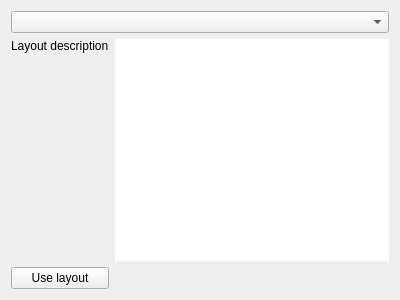
Old version of the form src/widgets/layoutwidget.ui in the repository pbek/QOwnNotes.
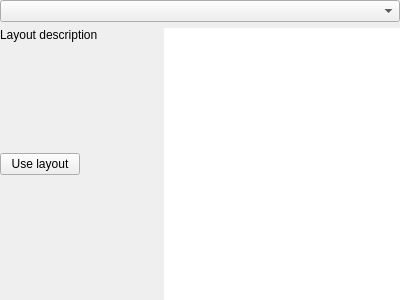
New version of the form. Icons and pictures are not drawn.

Commit message: #1069, more layout settings implementation

Diff of the .ui file:
```diff
--- a/src/widgets/layoutwidget.ui
+++ b/src/widgets/layoutwidget.ui
@@ -14,11 +14,45 @@
    <string notr="true"/>
   </property>
   <layout class="QGridLayout" name="gridLayout">
+   <property name="leftMargin">
+    <number>0</number>
+   </property>
+   <property name="topMargin">
+    <number>0</number>
+   </property>
+   <property name="rightMargin">
+    <number>0</number>
+   </property>
+   <property name="bottomMargin">
+    <number>0</number>
+   </property>
    <item row="0" column="0" colspan="2">
     <widget class="QComboBox" name="layoutComboBox"/>
    </item>
+   <item row="1" column="1" rowspan="3">
+    <widget class="QGraphicsView" name="layoutGraphicsView">
+     <property name="sizePolicy">
+      <sizepolicy hsizetype="Expanding" vsizetype="Expanding">
+       <horstretch>3</horstretch>
+       <verstretch>0</verstretch>
+      </sizepolicy>
+     </property>
+     <property name="styleSheet">
+      <string notr="true"/>
+     </property>
+     <property name="frameShape">
+      <enum>QFrame::NoFrame</enum>
+     </property>
+    </widget>
+   </item>
    <item row="1" column="0">
     <widget class="QLabel" name="layoutDescriptionLabel">
+     <property name="sizePolicy">
+      <sizepolicy hsizetype="Preferred" vsizetype="Preferred">
+       <horstretch>2</horstretch>
+       <verstretch>0</verstretch>
+      </sizepolicy>
+     </property>
      <property name="text">
       <string notr="true">Layout description</string>
      </property>
@@ -33,21 +67,55 @@
      </property>
     </widget>
    </item>
-   <item row="1" column="1">
-    <widget class="QGraphicsView" name="layoutGraphicsView">
-     <property name="styleSheet">
-      <string notr="true"/>
-     </property>
-     <property name="frameShape">
-      <enum>QFrame::NoFrame</enum>
-     </property>
-    </widget>
-   </item>
    <item row="2" column="0">
-    <widget class="QPushButton" name="useLayoutPushButton">
-     <property name="text">
-      <string>Use layout</string>
+    <widget class="QFrame" name="frame">
+     <property name="sizePolicy">
+      <sizepolicy hsizetype="Preferred" vsizetype="Preferred">
+       <horstretch>2</horstretch>
+       <verstretch>0</verstretch>
+      </sizepolicy>
      </property>
+     <property name="frameShape">
+      <enum>QFrame::NoFrame</enum>
+     </property>
+     <layout class="QHBoxLayout" name="horizontalLayout">
+      <property name="leftMargin">
+       <number>0</number>
+      </property>
+      <property name="topMargin">
+       <number>0</number>
+      </property>
+      <property name="rightMargin">
+       <number>0</number>
+      </property>
+      <property name="bottomMargin">
+       <number>0</number>
+      </property>
+      <item>
+       <widget class="QPushButton" name="useLayoutPushButton">
+        <property name="text">
+         <string>Use layout</string>
+        </property>
+        <property name="icon">
+         <iconset resource="../breeze-qownnotes.qrc">
+          <normaloff>:/icons/breeze-qownnotes/16x16/window.svg</normaloff>:/icons/breeze-qownnotes/16x16/window.svg</iconset>
+        </property>
+       </widget>
+      </item>
+      <item>
+       <spacer name="horizontalSpacer">
+        <property name="orientation">
+         <enum>Qt::Horizontal</enum>
+        </property>
+        <property name="sizeHint" stdset="0">
+         <size>
+          <width>40</width>
+          <height>20</height>
+         </size>
+        </property>
+       </spacer>
+      </item>
+     </layout>
     </widget>
    </item>
   </layout>
```
Left out of the diff: 4 changed lines with no effect on the pictures. The commit also changes 32 other files.
